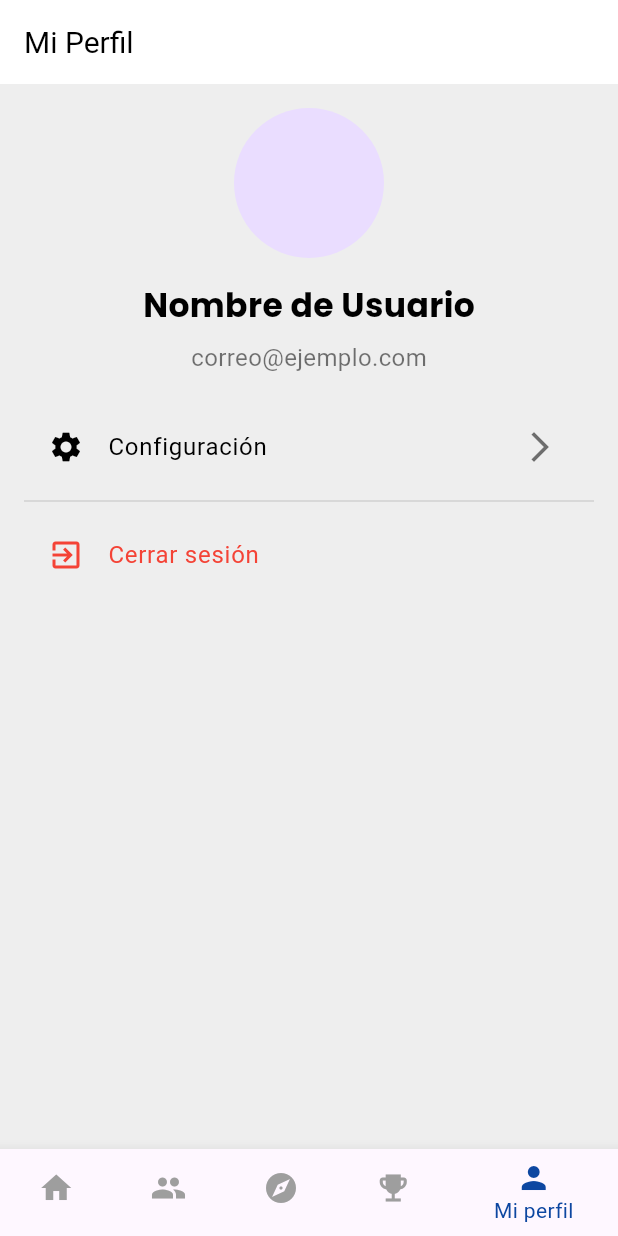
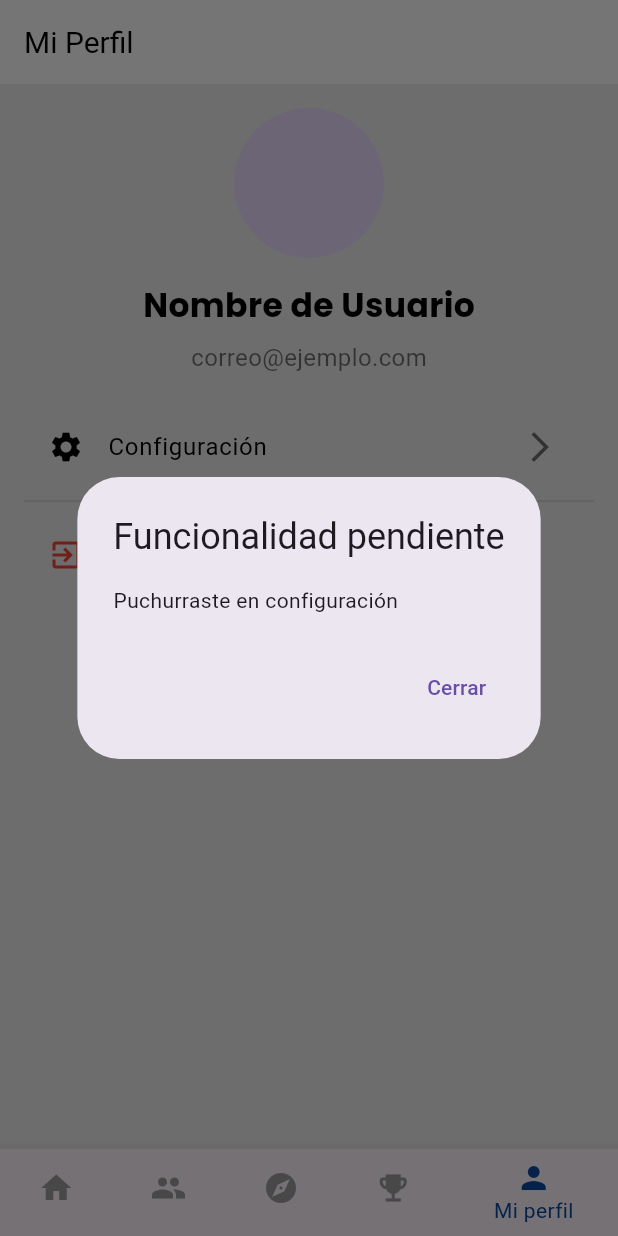
Before and after one commit to victortelles/Habit-Hub, a Flutter app: the screen it shows after launch, item 5 of the bottom bar chosen, after a tap on "Configuración", on a phone screen of 412 x 824 dp. Run offline on Flutter 3.47's test engine with Material 3 defaults, Android fonts, the phone set to English and light mode, and no system bars; our stand-ins replace google_fonts.

Commit message:
Provisional functionalities on profile.dart

```diff
--- a/lib/screens/profile.dart
+++ b/lib/screens/profile.dart
@@ -36,6 +36,26 @@ class _ProfileScreenState extends State<ProfileScreen> {
         _selectedIndex = index;
       });
     }
+  }
+
+  void _showAlert(String message) {
+    showDialog(
+      context: context,
+      builder: (BuildContext context) {
+        return AlertDialog(
+          title: Text("Funcionalidad pendiente"),
+          content: Text(message),
+          actions: <Widget>[
+            TextButton(
+              child: Text("Cerrar"),
+              onPressed: () {
+                Navigator.of(context).pop();
+              },
+            ),
+          ],
+        );
+      },
+    );
   }
 
   @override
@@ -83,7 +103,7 @@ class _ProfileScreenState extends State<ProfileScreen> {
                   style: TextStyle(color: appState.isDarkMode ? Colors.white : Colors.black)),
               trailing: Icon(Icons.arrow_forward_ios, color: appState.isDarkMode ? Colors.white70 : Colors.black54),
               onTap: () {
-                // Acción para abrir configuración
+                _showAlert("Puchurraste en configuración");
               },
             ),
             Divider(color: appState.isDarkMode ? Colors.white24 : Colors.black12),
@@ -91,7 +111,7 @@ class _ProfileScreenState extends State<ProfileScreen> {
               leading: Icon(Icons.exit_to_app, color: Colors.red),
               title: Text("Cerrar sesión", style: TextStyle(color: Colors.red)),
               onTap: () {
-                // Acción para cerrar sesión
+                _showAlert("Puchurraste en cerrar sesión");
               },
             ),
           ],
```
